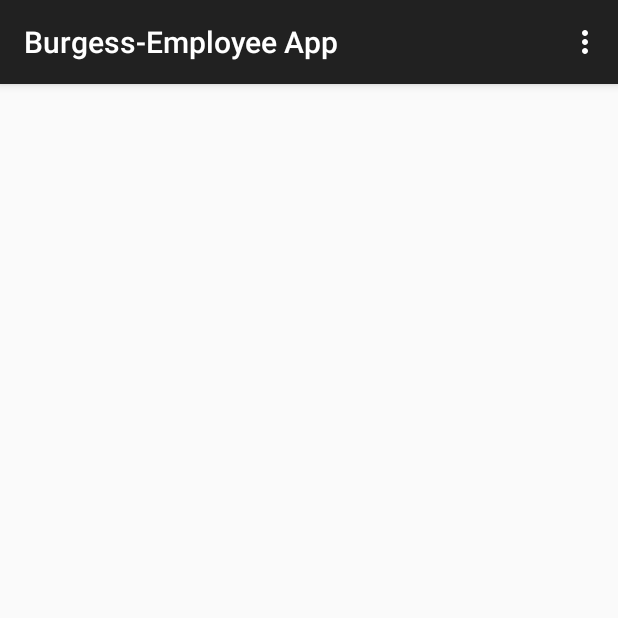
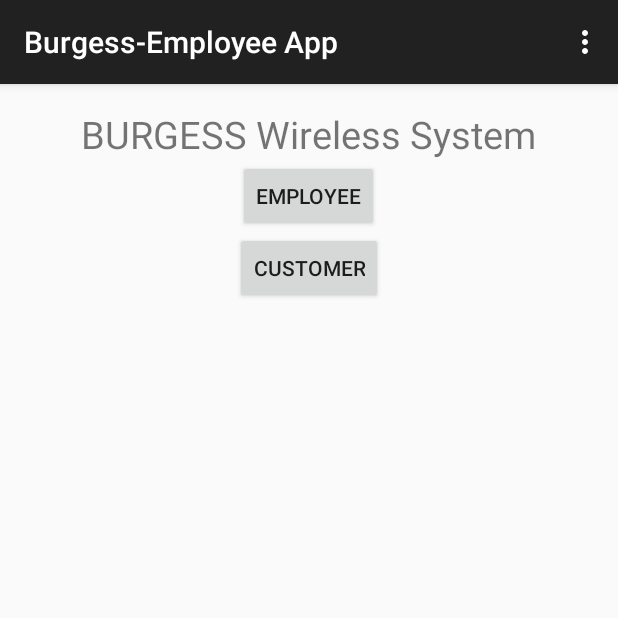
Before and after one commit to Jtfinlay/Burgess, an Android app: the screen it shows after launch (MainActivity), on a phone screen of 412 x 824 dp, the top half of it. Run offline under Robolectric (Android 15) with nearby library versions, the light colour scheme and no system bars.

Commit message:
Android LiveFeed implementation
- Fragments
- LiveFeed sizing

```diff
--- a/Burgess-EmployeeApp/app/src/main/java/com/burgess/employeeApp/MainActivity.java
+++ b/Burgess-EmployeeApp/app/src/main/java/com/burgess/employeeApp/MainActivity.java
@@ -8,9 +8,11 @@ import android.content.Intent;
 import android.net.ConnectivityManager;
 import android.net.wifi.WifiManager;
 import android.os.Bundle;
+import android.support.v4.app.Fragment;
+import android.support.v4.app.FragmentTransaction;
 import android.support.v7.app.ActionBarActivity;
-import android.view.Menu;
-import android.view.MenuItem;
+import android.view.*;
+import android.widget.Button;
 import android.widget.Toast;
 
 import com.burgess.btTracking.BluetoothCollection;
@@ -28,6 +30,11 @@ public class MainActivity extends ActionBarActivity
 	{
 		super.onCreate(savedInstanceState);
 		setContentView(com.burgess.employeeApp.R.layout.activity_main);
+		if (savedInstanceState == null) {
+			getSupportFragmentManager().beginTransaction()
+					.add(R.id.container, new HomeFragment())
+					.commit();
+		}
 
 		final BluetoothManager bluetoothManager = (BluetoothManager) getSystemService(Context.BLUETOOTH_SERVICE);
 		BluetoothAdapter mBluetoothAdapter = bluetoothManager.getAdapter();
@@ -50,13 +57,13 @@ public class MainActivity extends ActionBarActivity
 
 		// TODO::TM hook this up to server DB
 		HashMap<String, String> stationMacs = new HashMap<>();
-        stationMacs.put("E4:98:D6:63:1D:86","bt-stn1");
+		stationMacs.put("E4:98:D6:63:1D:86", "bt-stn1");
 
 		m_bluetoothSignalCollector = new BluetoothCollection(stationMacs,
 				bluetoothManager,
 				wifiManager,
 				connectivityManager,
-                getApplicationContext());
+				getApplicationContext());
 		m_bluetoothSignalCollector.startCollection();
 	}
 
@@ -89,4 +96,37 @@ public class MainActivity extends ActionBarActivity
 
 		return wasHandled || super.onOptionsItemSelected(item);
 	}
+
+	/**
+	 * A placeholder fragment containing a simple view.
+	 */
+	public static class HomeFragment extends Fragment {
+
+		private Button _btnEmployee;
+		private Button _btnCustomer;
+
+		public HomeFragment() {}
+
+		@Override
+		public View onCreateView(LayoutInflater inflater, ViewGroup container, Bundle savedInstanceState) {
+			View rootView = inflater.inflate(R.layout.fragment_main_activity, container, false);
+
+			_btnEmployee = (Button) rootView.findViewById(R.id.btnEmployee);
+			_btnCustomer = (Button) rootView.findViewById(R.id.btnCustomer);
+
+			_btnEmployee.setOnClickListener(new View.OnClickListener() {
+				@Override
+				public void onClick(View view) {
+					FragmentTransaction transaction = getFragmentManager().beginTransaction();
+					transaction.replace(R.id.container, new LiveFeedFragment());
+					transaction.setTransition(FragmentTransaction.TRANSIT_FRAGMENT_OPEN);
+					transaction.addToBackStack(null);
+
+					transaction.commit();
+				}
+			});
+
+			return rootView;
+		}
+	}
 }
--- a/Burgess-EmployeeApp/app/src/main/res/layout/activity_main.xml
+++ b/Burgess-EmployeeApp/app/src/main/res/layout/activity_main.xml
@@ -1,18 +1,7 @@
-<LinearLayout xmlns:android="http://schemas.android.com/apk/res/android"
-    xmlns:tools="http://schemas.android.com/tools"
-    android:layout_width="match_parent"
-    android:layout_height="match_parent"
-    android:orientation="vertical"
-    android:paddingBottom="@dimen/activity_vertical_margin"
-    android:paddingLeft="@dimen/activity_horizontal_margin"
-    android:paddingRight="@dimen/activity_horizontal_margin"
-    android:paddingTop="@dimen/activity_vertical_margin"
-    tools:context="com.burgess.employeeApp.MainActivity" >
-
-    <TextView
-        android:id="@+id/text"
-        android:layout_width="match_parent"
-        android:layout_height="0dp"
-        android:layout_weight="1" />
-
-</LinearLayout>
+<FrameLayout xmlns:android="http://schemas.android.com/apk/res/android"
+             xmlns:tools="http://schemas.android.com/tools"
+             android:id="@+id/container"
+             android:layout_width="match_parent"
+             android:layout_height="match_parent"
+             tools:context="com.burgess.employeeApp.MainActivity2"
+             tools:ignore="MergeRootFrame"/>
--- /dev/null
+++ b/Burgess-EmployeeApp/app/src/main/res/layout/fragment_main_activity.xml
@@ -0,0 +1,33 @@
+<LinearLayout xmlns:android="http://schemas.android.com/apk/res/android"
+              xmlns:tools="http://schemas.android.com/tools"
+              android:layout_width="match_parent"
+              android:layout_height="match_parent"
+              android:orientation="vertical"
+              android:paddingBottom="@dimen/activity_vertical_margin"
+              android:paddingLeft="@dimen/activity_horizontal_margin"
+              android:paddingRight="@dimen/activity_horizontal_margin"
+              android:paddingTop="@dimen/activity_vertical_margin"
+              tools:context="com.burgess.employeeApp.MainActivity" >
+
+    <TextView
+            android:text="BURGESS Wireless System"
+            android:textSize="25sp"
+            android:layout_gravity="center_horizontal"
+            android:layout_width="wrap_content"
+            android:layout_height="wrap_content" />
+
+    <Button
+            android:id="@+id/btnEmployee"
+            android:text="Employee"
+            android:layout_gravity="center_horizontal"
+            android:layout_width="wrap_content"
+            android:layout_height="wrap_content"/>
+
+    <Button
+            android:id="@+id/btnCustomer"
+            android:text="Customer"
+            android:layout_gravity="center_horizontal"
+            android:layout_width="wrap_content"
+            android:layout_height="wrap_content"/>
+
+</LinearLayout>
--- a/Burgess-EmployeeApp/app/src/main/res/values/strings.xml
+++ b/Burgess-EmployeeApp/app/src/main/res/values/strings.xml
@@ -6,4 +6,6 @@
     <string name="action_settings">Settings</string>
     <string name="title_activity_device_scan">DeviceScanActivity</string>
     <string name="title_activity_view_bt">Bluetooth Data</string>
+    <string name="hello_blank_fragment">Hello blank fragment</string>
+
 </resources>
```
Also changed, not shown: Burgess-EmployeeApp/app/src/main/java/com/burgess/btTracking/BluetoothCollection.java (+18 -1 lines), Burgess-EmployeeApp/app/src/main/java/com/burgess/employeeApp/LiveFeedFragment.java (added, +30 -0 lines), Burgess-EmployeeApp/app/src/main/res/layout/fragment_live_feed.xml (added, +13 -0 lines), Burgess-EmployeeApp/gradle/wrapper/gradle-wrapper.properties, 3 other files.
